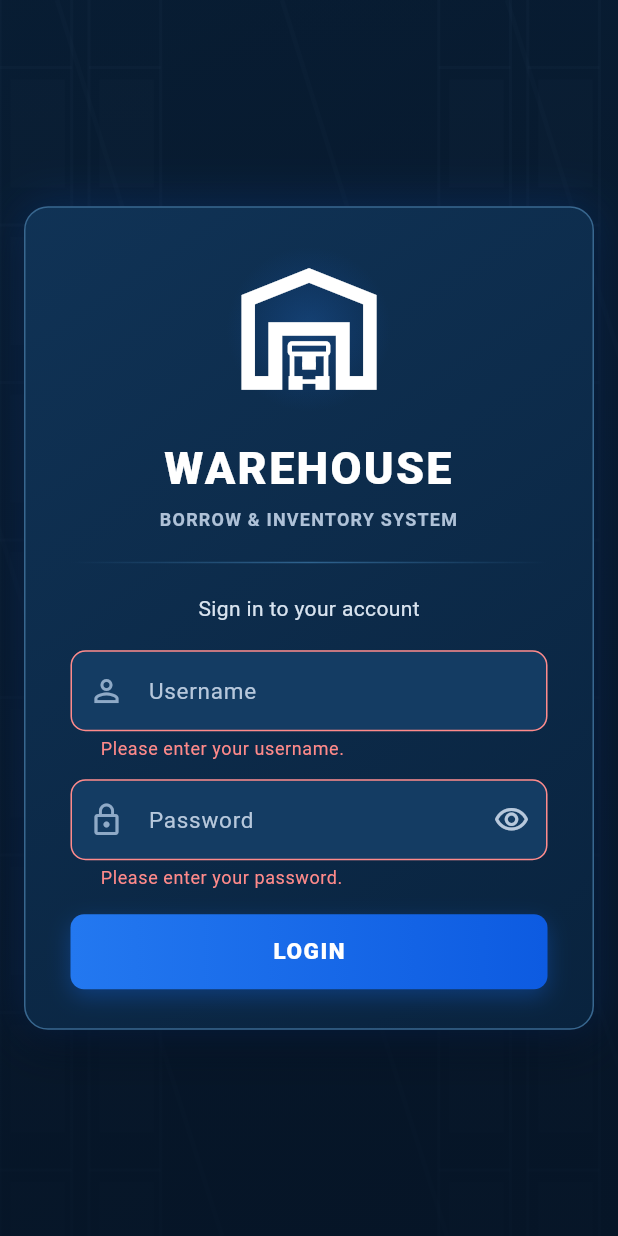
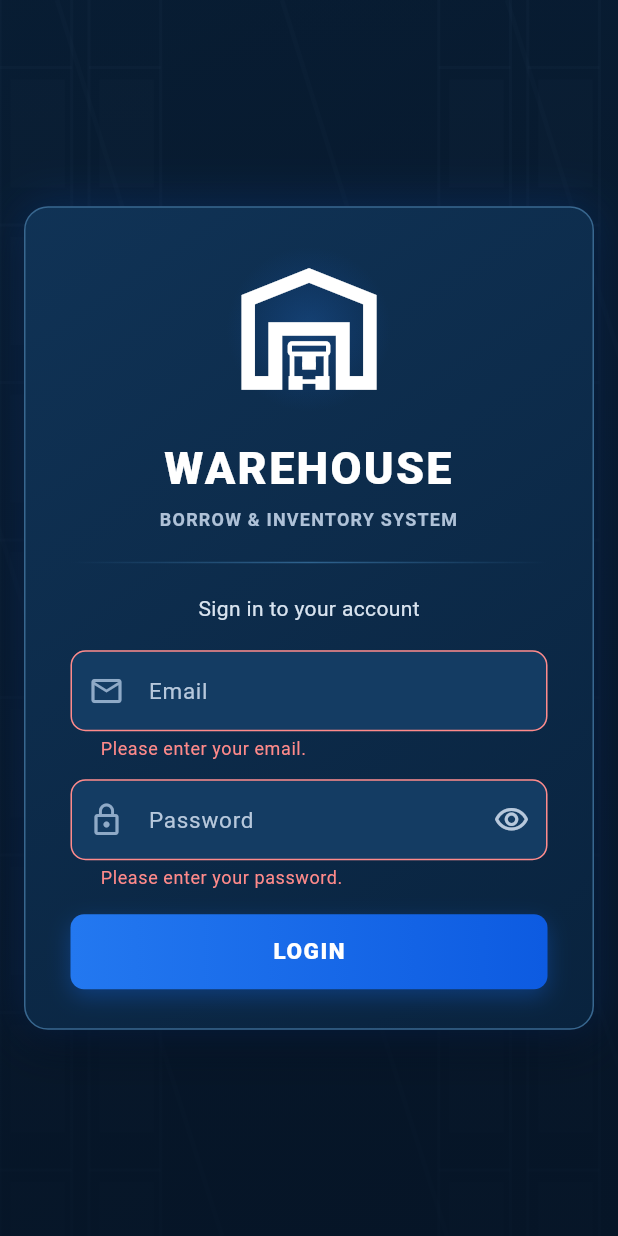
Before and after one commit to JamesSerenio/warehouse, a Flutter app: the screen it shows after launch, after a tap on "LOGIN", on a phone screen of 412 x 824 dp. Run offline on Flutter 3.47's test engine with Material 3 defaults, Android fonts, the phone set to English and light mode, and no system bars; our stand-ins replace supabase_flutter; accounts and stored records are empty.

Commit message:
added login

```diff
--- a/lib/config/supabase_config.dart
+++ b/lib/config/supabase_config.dart
@@ -1,5 +1,5 @@
 abstract final class SupabaseConfig {
   static const String url = 'https://qkbtyibntkaysoprsioy.supabase.co';
-  static const String publishableKey = 'sb_publishable_t7FW7-RSPxmrnr96VWqxyA_LTz5hkUP';
-  static const String internalEmailDomain = 'warehouse.local';
+  static const String publishableKey =
+      'sb_publishable_t7FW7-RSPxmrnr96VWqxyA_LTz5hkUP';
 }
--- a/lib/screens/login_screen.dart
+++ b/lib/screens/login_screen.dart
@@ -14,7 +14,7 @@
 class _LoginScreenState extends State<LoginScreen>
     with TickerProviderStateMixin {
   final _formKey = GlobalKey<FormState>();
-  final _usernameController = TextEditingController();
+  final _emailController = TextEditingController();
   final _passwordController = TextEditingController();
   final _supabaseService = SupabaseService();
   bool _obscurePassword = true;
@@ -59,7 +59,7 @@
   void dispose() {
     _entranceController.dispose();
     _logoController.dispose();
-    _usernameController.dispose();
+    _emailController.dispose();
     _passwordController.dispose();
     super.dispose();
   }
@@ -73,7 +73,7 @@
     });
     try {
       await _supabaseService.signIn(
-        username: _usernameController.text,
+        email: _emailController.text.trim(),
         password: _passwordController.text,
       );
       if (!mounted) return;
@@ -84,8 +84,8 @@
     } on LoginException catch (error) {
       if (!mounted) return;
       final message = switch (error.failure) {
-        LoginFailure.invalidCredentials ||
-        LoginFailure.inactiveAccount => 'Incorrect username or password.',
+        LoginFailure.invalidCredentials => 'Incorrect email or password.',
+        LoginFailure.inactiveAccount => 'Your account is inactive.',
         LoginFailure.network =>
           'Unable to connect. Check your internet connection and try again.',
         LoginFailure.server =>
@@ -294,12 +294,12 @@
                                     ),
                                     const SizedBox(height: 18),
                                     CustomTextField(
-                                      controller: _usernameController,
-                                      label: 'Username',
-                                      icon: Icons.person_outline,
+                                      controller: _emailController,
+                                      label: 'Email',
+                                      icon: Icons.email_outlined,
                                       textInputAction: TextInputAction.next,
                                       autofillHints: const [
-                                        AutofillHints.username,
+                                        AutofillHints.email,
                                       ],
                                     ),
                                     const SizedBox(height: 12),
--- a/lib/services/supabase_service.dart
+++ b/lib/services/supabase_service.dart
@@ -1,6 +1,4 @@
 import 'package:supabase_flutter/supabase_flutter.dart';
-
-import '../config/supabase_config.dart';
 
 enum LoginFailure { invalidCredentials, inactiveAccount, network, server }
 
@@ -12,18 +10,10 @@
 class SupabaseService {
   SupabaseClient get _client => Supabase.instance.client;
 
-  String _normalizeUsername(String username) => username.trim().toLowerCase();
-
-  String _internalEmail(String username) =>
-      '${_normalizeUsername(username)}@${SupabaseConfig.internalEmailDomain}';
-
-  Future<void> signIn({
-    required String username,
-    required String password,
-  }) async {
+  Future<void> signIn({required String email, required String password}) async {
     try {
       final response = await _client.auth.signInWithPassword(
-        email: _internalEmail(username),
+        email: email.trim(),
         password: password,
       );
       if (response.session == null || !await _currentUserHasActiveProfile()) {
@@ -65,11 +55,10 @@
     if (user == null) return false;
     final profile = await _client
         .from('staff_profiles')
-        .select('id')
+        .select('id, is_active')
         .eq('auth_user_id', user.id)
-        .eq('is_active', true)
         .maybeSingle();
-    return profile != null;
+    return profile?['is_active'] == true;
   }
 
   Future<void> signOut() => _client.auth.signOut();
```
